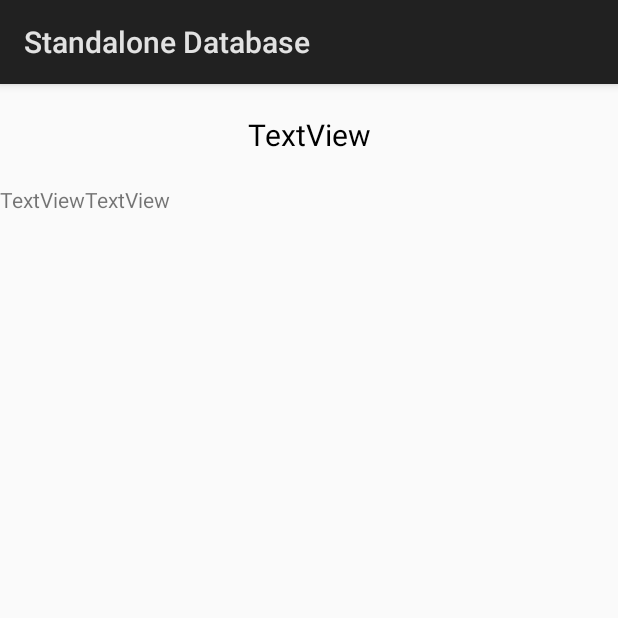
After one commit to george-sarji/StandAlone-database, an Android app: the moreActivity screen opened directly, with no data from a screen before it, on a phone screen of 412 x 824 dp, the top half of it. The commit adds this screen. Run offline under Robolectric (Android 15) with nearby library versions, the phone set to English and light mode, and no system bars.

Commit message:
Review 09/OCT/2017 10:30

```diff
--- a/StandaloneDatabase/app/src/main/java/com/example/george/standalonedatabase/AddTask.java
+++ b/StandaloneDatabase/app/src/main/java/com/example/george/standalonedatabase/AddTask.java
@@ -57,8 +57,6 @@ public class AddTask extends Activity {
             mDb.AddTask(mTitle.getText().toString(), mDesc.getText().toString(), mDate.getText().toString(), mTime.getText().toString(), mPriority.getSelectedItem().toString(), mImage, "false");
             // Show toast that operation is successful
             Toast.makeText(this, "Operation successful!", Toast.LENGTH_LONG).show();
-            Intent startPage = new Intent(this, MainActivity.class);
-            startActivity(startPage);
             finish();
         }
     }
--- a/StandaloneDatabase/app/src/main/java/com/example/george/standalonedatabase/EditTask.java
+++ b/StandaloneDatabase/app/src/main/java/com/example/george/standalonedatabase/EditTask.java
@@ -103,16 +103,12 @@ public class EditTask extends Activity {
         mDb.editTaskById(currentTask);
         currentTask=null;
         MainActivity.clickedTask=null;
-        Intent main = new Intent(this, MainActivity.class);
-        startActivity(main);
         finish();
     }
 
     public void deleteTask(View v)
     {
         mDb.DeleteTaskById(currentTask.getId()+"");
-        Intent main = new Intent(this, MainActivity.class);
-        startActivity(main);
         finish();
     }
 
@@ -133,6 +129,7 @@ public class EditTask extends Activity {
             ByteArrayOutputStream stream = new ByteArrayOutputStream();
             imageBitmap.compress(Bitmap.CompressFormat.PNG, 100, stream);
             imageArr = stream.toByteArray();
+            mImage.setImageBitmap(imageBitmap);
             currentTask.setPhoto(stream.toByteArray());
             Log.e("Compressor", "Picture set!");
         }
--- /dev/null
+++ b/StandaloneDatabase/app/src/main/java/com/example/george/standalonedatabase/moreActivity.java
@@ -0,0 +1,19 @@
+package com.example.george.standalonedatabase;
+
+import android.app.Activity;
+import android.os.Bundle;
+
+public class moreActivity extends Activity {
+
+    Task mTask;
+    DatabaseManager mDb;
+    @Override
+    protected void onCreate(Bundle savedInstanceState) {
+        super.onCreate(savedInstanceState);
+        setContentView(R.layout.activity_more);
+        mDb = new DatabaseManager(this);
+        String task_id = getIntent().getStringExtra("task_id");
+        mTask = mDb.getTaskById(task_id);
+
+    }
+}
--- /dev/null
+++ b/StandaloneDatabase/app/src/main/res/layout/activity_more.xml
@@ -0,0 +1,67 @@
+<?xml version="1.0" encoding="utf-8"?>
+<LinearLayout xmlns:android="http://schemas.android.com/apk/res/android"
+    xmlns:app="http://schemas.android.com/apk/res-auto"
+    xmlns:tools="http://schemas.android.com/tools"
+    android:layout_width="match_parent"
+    android:layout_height="match_parent"
+    android:orientation="vertical"
+    tools:context="com.example.george.standalonedatabase.moreActivity">
+
+
+    <Space
+        android:layout_width="20sp"
+        android:layout_height="20sp" />
+
+    <TextView
+        android:id="@+id/titleView"
+        android:layout_width="match_parent"
+        android:layout_height="wrap_content"
+        android:text="TextView"
+        android:textAlignment="center"
+        android:textColor="#000000"
+        android:textSize="20sp" />
+
+    <Space
+        android:layout_width="20sp"
+        android:layout_height="20sp" />
+
+    <TableLayout
+        android:layout_width="match_parent"
+        android:layout_height="match_parent">
+
+        <TableRow
+            android:layout_width="match_parent"
+            android:layout_height="match_parent">
+
+            <TextView
+                android:id="@+id/textView4"
+                android:layout_width="match_parent"
+                android:layout_height="wrap_content"
+                android:text="TextView" />
+
+            <TextView
+                android:id="@+id/textView3"
+                android:layout_width="match_parent"
+                android:layout_height="wrap_content"
+                android:text="TextView" />
+        </TableRow>
+
+        <TableRow
+            android:layout_width="match_parent"
+            android:layout_height="match_parent" />
+
+        <TableRow
+            android:layout_width="match_parent"
+            android:layout_height="match_parent" />
+
+        <TableRow
+            android:layout_width="match_parent"
+            android:layout_height="match_parent" />
+    </TableLayout>
+
+    <Space
+        android:layout_width="20sp"
+        android:layout_height="20sp" />
+
+
+</LinearLayout>
```
Also changed, not shown: StandaloneDatabase/app/src/main/AndroidManifest.xml (+5 -2 lines), StandaloneDatabase/app/src/main/java/com/example/george/standalonedatabase/MainActivity.java (+29 -3 lines), 1 other file.
